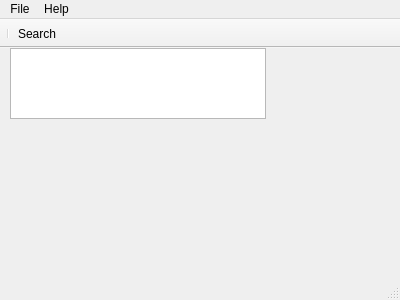
First picture: the form in FileExplorer/mainwindow.ui, repository xytraguptor/evalintroprog, before the edit.
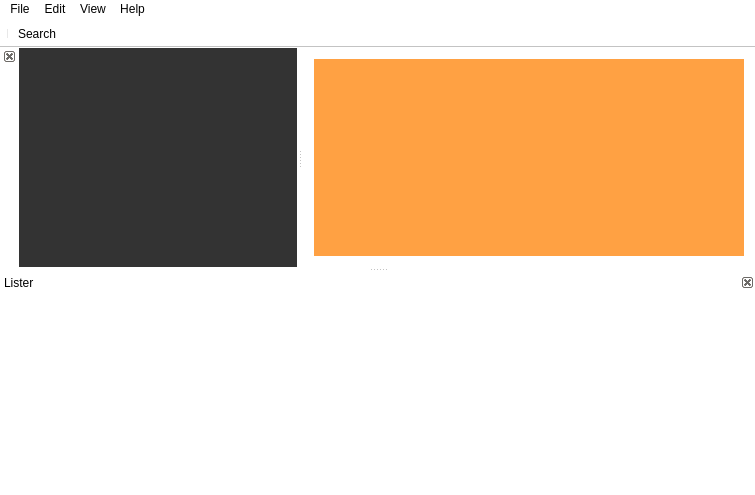
Second picture: the form after the edit. Icons and pictures are not drawn.

Commit message: Added Treeview & Lister dock elements

```diff
--- a/FileExplorer/mainwindow.ui
+++ b/FileExplorer/mainwindow.ui
@@ -6,8 +6,8 @@
    <rect>
     <x>0</x>
     <y>0</y>
-    <width>400</width>
-    <height>300</height>
+    <width>755</width>
+    <height>495</height>
    </rect>
   </property>
   <property name="windowTitle">
@@ -17,43 +17,29 @@
    <iconset resource="resources.qrc">
     <normaloff>:/ico/Resources/note-240.png</normaloff>:/ico/Resources/note-240.png</iconset>
   </property>
+  <property name="autoFillBackground">
+   <bool>false</bool>
+  </property>
+  <property name="styleSheet">
+   <string notr="true">background-color: rgb(255, 255, 255);</string>
+  </property>
   <widget class="QWidget" name="centralWidget">
-   <widget class="QStackedWidget" name="stackedWidget">
-    <property name="enabled">
-     <bool>true</bool>
-    </property>
-    <property name="geometry">
-     <rect>
-      <x>0</x>
-      <y>0</y>
-      <width>401</width>
-      <height>80</height>
-     </rect>
-    </property>
-    <property name="autoFillBackground">
-     <bool>true</bool>
-    </property>
-    <widget class="QWidget" name="page">
-     <widget class="QTableWidget" name="tableWidget">
-      <property name="geometry">
-       <rect>
-        <x>10</x>
-        <y>0</y>
-        <width>256</width>
-        <height>71</height>
-       </rect>
+   <layout class="QGridLayout" name="gridLayout_2">
+    <item row="0" column="0">
+     <widget class="QWidget" name="widget" native="true">
+      <property name="styleSheet">
+       <string notr="true">background-color: rgb(255, 161, 67);</string>
       </property>
      </widget>
-    </widget>
-    <widget class="QWidget" name="page_2"/>
-   </widget>
+    </item>
+   </layout>
   </widget>
   <widget class="QMenuBar" name="menuBar">
    <property name="geometry">
     <rect>
      <x>0</x>
      <y>0</y>
-     <width>400</width>
+     <width>755</width>
      <height>21</height>
     </rect>
    </property>
@@ -68,7 +54,21 @@
     </property>
     <addaction name="actionAbout"/>
    </widget>
+   <widget class="QMenu" name="menuEdit">
+    <property name="title">
+     <string>Edit</string>
+    </property>
+   </widget>
+   <widget class="QMenu" name="menuView">
+    <property name="title">
+     <string>View</string>
+    </property>
+    <addaction name="actionShow_Treeview"/>
+    <addaction name="actionLister"/>
+   </widget>
    <addaction name="menuFile"/>
+   <addaction name="menuEdit"/>
+   <addaction name="menuView"/>
    <addaction name="menuHelp"/>
   </widget>
   <widget class="QToolBar" name="mainToolBar">
@@ -85,6 +85,97 @@
    <addaction name="action_Search"/>
   </widget>
   <widget class="QStatusBar" name="statusBar"/>
+  <widget class="QDockWidget" name="dockWidget">
+   <property name="minimumSize">
+    <size>
+     <width>250</width>
+     <height>131</height>
+    </size>
+   </property>
+   <property name="autoFillBackground">
+    <bool>false</bool>
+   </property>
+   <property name="styleSheet">
+    <string notr="true">background-color: rgb(51, 51, 51);</string>
+   </property>
+   <property name="floating">
+    <bool>false</bool>
+   </property>
+   <property name="features">
+    <set>QDockWidget::DockWidgetClosable|QDockWidget::DockWidgetVerticalTitleBar</set>
+   </property>
+   <property name="allowedAreas">
+    <set>Qt::LeftDockWidgetArea|Qt::RightDockWidgetArea</set>
+   </property>
+   <attribute name="dockWidgetArea">
+    <number>1</number>
+   </attribute>
+   <widget class="QWidget" name="dockWidgetContents">
+    <layout class="QGridLayout" name="gridLayout">
+     <item row="0" column="0">
+      <widget class="QTreeView" name="treeView">
+       <property name="autoFillBackground">
+        <bool>false</bool>
+       </property>
+       <property name="frameShape">
+        <enum>QFrame::NoFrame</enum>
+       </property>
+       <property name="frameShadow">
+        <enum>QFrame::Plain</enum>
+       </property>
+       <property name="sizeAdjustPolicy">
+        <enum>QAbstractScrollArea::AdjustIgnored</enum>
+       </property>
+       <property name="autoScrollMargin">
+        <number>10</number>
+       </property>
+       <property name="tabKeyNavigation">
+        <bool>true</bool>
+       </property>
+       <property name="indentation">
+        <number>10</number>
+       </property>
+       <property name="rootIsDecorated">
+        <bool>true</bool>
+       </property>
+       <property name="itemsExpandable">
+        <bool>true</bool>
+       </property>
+       <property name="animated">
+        <bool>true</bool>
+       </property>
+       <property name="headerHidden">
+        <bool>false</bool>
+       </property>
+      </widget>
+     </item>
+    </layout>
+   </widget>
+  </widget>
+  <widget class="QDockWidget" name="dockWidgetLister">
+   <property name="enabled">
+    <bool>true</bool>
+   </property>
+   <property name="minimumSize">
+    <size>
+     <width>56</width>
+     <height>200</height>
+    </size>
+   </property>
+   <property name="features">
+    <set>QDockWidget::DockWidgetClosable</set>
+   </property>
+   <property name="allowedAreas">
+    <set>Qt::BottomDockWidgetArea</set>
+   </property>
+   <property name="windowTitle">
+    <string>Lister</string>
+   </property>
+   <attribute name="dockWidgetArea">
+    <number>8</number>
+   </attribute>
+   <widget class="QWidget" name="dockWidgetContents_12"/>
+  </widget>
   <action name="action_Search">
    <property name="text">
     <string>&amp;Search</string>
```
Left out of the diff: 47 changed lines with no effect on the pictures. The commit also changes 14 other files.
